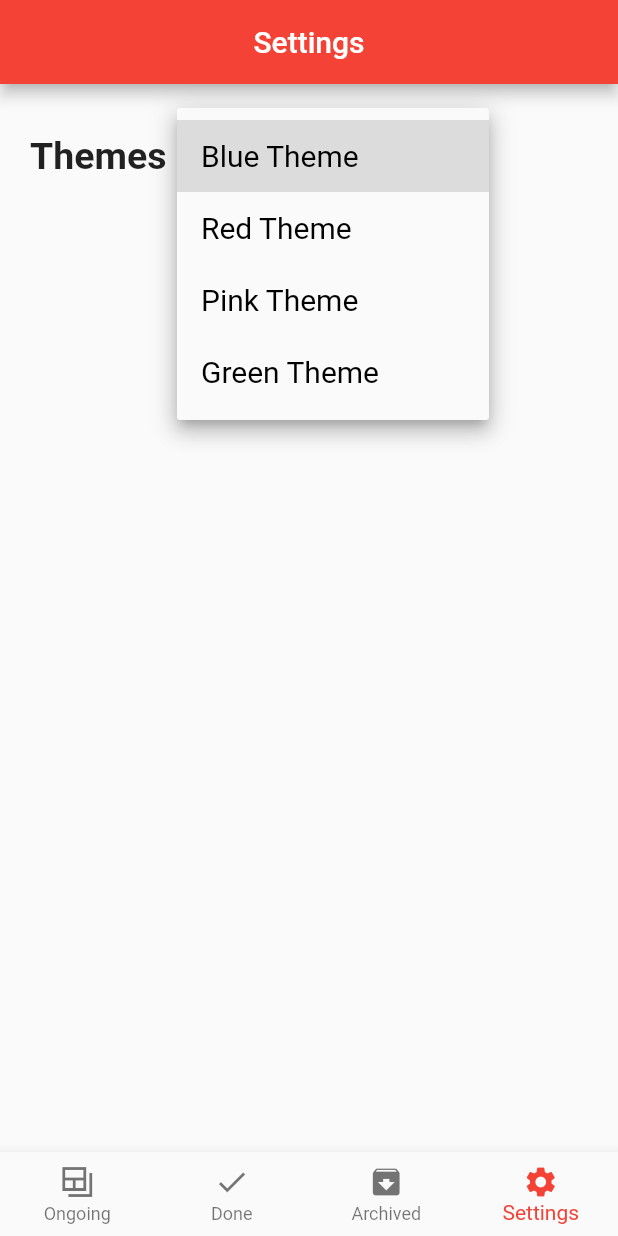
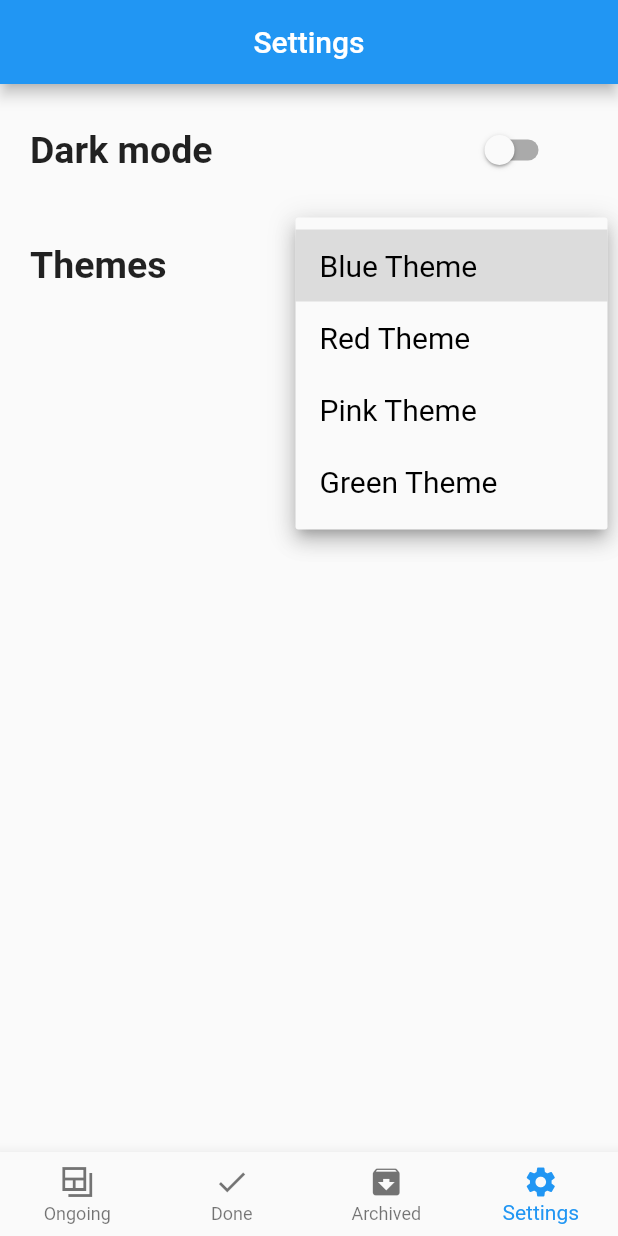
Before and after one commit to Moataz444/Todo_App, a Flutter app: the screen it shows after launch, item 4 of the bottom bar chosen, after a tap on "Blue Theme", on a phone screen of 412 x 824 dp. Run offline on Flutter 3.47's test engine with Material 2 defaults, Android fonts, the phone set to English and light mode, and no system bars; our stand-ins replace get, get_storage.

Commit message:
dropdown button decoration

```diff
--- a/lib/layout/todo_tasks_layout.dart
+++ b/lib/layout/todo_tasks_layout.dart
@@ -1,13 +1,13 @@
 import 'package:flutter/material.dart';
-
+import 'package:get/get.dart';
+import '../controllers/Theme_Controller.dart';
 import '../modules/archived_tasks_screen.dart';
 import '../modules/done_tasks_screen.dart';
 import '../modules/ongoing_tasks_screen.dart';
 import '../modules/settings_screen.dart';
-import '../shared/styles/colors.dart';
 
 class TodoTasks extends StatefulWidget {
-  TodoTasks({Key? key}) : super(key: key);
+  const TodoTasks({Key? key}) : super(key: key);
 
   @override
   State<TodoTasks> createState() => _TodoTasksState();
@@ -29,18 +29,21 @@ class _TodoTasksState extends State<TodoTasks> {
   ];
 
   int indx = 0;
+  // final themeController = Get.put(ThemeController());
 
   @override
   Widget build(BuildContext context) {
-    return Scaffold(
+    return GetBuilder<ThemeController>(
+        // init: ThemeController(),
+        builder: (themeController) => Scaffold(
               appBar: AppBar(
-        backgroundColor: clr,
+                // backgroundColor: clr,
                 centerTitle: true,
                 title: Text(title[indx]),
               ),
               body: screens[indx],
               bottomNavigationBar: BottomNavigationBar(
-        selectedItemColor: clr,
+                // selectedItemColor: clr,
                 type: BottomNavigationBarType.fixed,
                 currentIndex: indx,
                 onTap: (index) {
@@ -67,6 +70,6 @@ class _TodoTasksState extends State<TodoTasks> {
                   ),
                 ],
               ),
-    );
+            ));
   }
 }
--- a/lib/main.dart
+++ b/lib/main.dart
@@ -1,7 +1,12 @@
 import 'package:flutter/material.dart';
+import 'package:get/get.dart';
+import 'package:get_storage/get_storage.dart';
+import 'package:todo_app/controllers/Theme_Controller.dart';
+import 'package:todo_app/shared/styles/colors.dart';
 import 'layout/todo_tasks_layout.dart';
 
-void main() {
+main() async {
+  await GetStorage.init();
   runApp(const MyApp());
 }
 
@@ -11,13 +16,17 @@ class MyApp extends StatelessWidget {
   // This widget is the root of your application.
   @override
   Widget build(BuildContext context) {
-    return MaterialApp(
-      debugShowCheckedModeBanner: false,
-      title: 'Flutter Demo',
-      theme: ThemeData(
-        primarySwatch: Colors.blue,
-      ),
-      home: TodoTasks(),
-    );
+    return GetBuilder<ThemeController>(
+        init: ThemeController(),
+        builder: (val) => GetMaterialApp(
+              debugShowCheckedModeBanner: false,
+              title: 'Flutter Demo',
+              theme: ThemeData(
+                  primarySwatch: clr as MaterialColor,
+                  appBarTheme: AppBarTheme(
+                    color: clr,
+                  )),
+              home: const TodoTasks(),
+            ));
   }
 }
--- a/lib/modules/settings_screen.dart
+++ b/lib/modules/settings_screen.dart
@@ -1,6 +1,7 @@
 import 'package:flutter/material.dart';
+import 'package:get/get.dart';
+import 'package:todo_app/controllers/Theme_Controller.dart';
 import 'package:todo_app/shared/styles/colors.dart';
-
 import '../shared/components/constants.dart';
 
 class SettingsScreen extends StatefulWidget {
@@ -12,21 +13,47 @@ class SettingsScreen extends StatefulWidget {
 
 class _SettingsScreenState extends State<SettingsScreen> {
   void popupButtonSelected(String value) {}
-  Color color = clr;
+  // final themeController = Get.put(ThemeController());
 
   @override
   Widget build(BuildContext context) {
-    return Padding(
+    return GetBuilder<ThemeController>(
+        // init: ThemeController(),
+        builder: (themeController) => Padding(
               padding: const EdgeInsets.all(20.0),
-      child: Row(
+              child: Scaffold(
+                body: Column(
+                  children: [
+                    Row(
+                      children: [
+                        const Text(
+                          'Dark mode',
+                          style: TextStyle(
+                              fontSize: 25, fontWeight: FontWeight.w700),
+                        ),
+                        const Spacer(),
+                        Switch(
+                          value: isDark,
+                          onChanged: (value) {
+                            themeController.changeDarkMode(value);
+                          },
+                          activeColor: clr,
+                        ),
+                        const SizedBox(width: 20),
+                      ],
+                    ),
+                    const SizedBox(
+                      height: 25,
+                    ),
+                    Row(
                       children: [
                         const Text('Themes',
-              style: TextStyle(fontSize: 25, fontWeight: FontWeight.w700)),
-          const SizedBox(
-            width: 12,
-          ),
+                            style: TextStyle(
+                                fontSize: 25, fontWeight: FontWeight.w700)),
+                        const Spacer(),
                         Container(
-            padding: const EdgeInsetsDirectional.only(start: 7, end: 7),
+                          padding: const EdgeInsetsDirectional.only(
+                              start: 7, end: 7),
                           width: 190,
                           decoration: BoxDecoration(
                               borderRadius: BorderRadius.circular(15),
@@ -36,8 +63,8 @@ class _SettingsScreenState extends State<SettingsScreen> {
                               isExpanded: true,
                               iconSize: 35,
                               value: dropdownValue,
-                style: const TextStyle(
-                  color: Colors.black,
+                              style: TextStyle(
+                                color: isDark ? Colors.white : Colors.black,
                                 fontSize: 20,
                               ),
                               items: const [
@@ -58,31 +85,17 @@ class _SettingsScreenState extends State<SettingsScreen> {
                                   child: Text('Green Theme'),
                                 ),
                               ],
-                onChanged: (value) {
-                  switch (value) {
-                    case ('Blue Theme'):
-                      color = blue;
-                      break;
-                    case ('Red Theme'):
-                      color = red;
-                      break;
-                    case ('Pink Theme'):
-                      color = pink;
-                      break;
-                    case ('Green Theme'):
-                      color = green;
-                      break;
-                  }
-                  setState(() {
-                    dropdownValue = value.toString();
-                    clr = color;
-                  });
+                              onChanged: (theme) {
+                                themeController.changeTheme(theme);
                               },
                             ),
                           ),
                         ),
                       ],
                     ),
-    );
+                  ],
+                ),
+              ),
+            ));
   }
 }
--- a/lib/shared/components/constants.dart
+++ b/lib/shared/components/constants.dart
@@ -1 +1,9 @@
-String? dropdownValue = 'Blue Theme';
+import 'package:get_storage/get_storage.dart';
+
+bool isDark = box.read('isDark') ?? false;
+
+String dropdownValue = box.read('dropdownValue') ?? 'Blue Theme';
+
+GetStorage box = GetStorage('MyStorage');
+
+void writeBox(String key, dynamic value) => box.write(key, value);
--- a/lib/shared/styles/colors.dart
+++ b/lib/shared/styles/colors.dart
@@ -1,7 +1,10 @@
 import 'package:flutter/material.dart';
+
+import '../components/constants.dart';
 
 Color green = Colors.green;
 Color red = Colors.red;
 Color blue = Colors.blue;
 Color pink = Colors.pink;
-Color clr = red;
+Color clr = box.read('clr') ?? blue;
+MaterialColor atColor = clr as MaterialColor;
--- a/pubspec.yaml
+++ b/pubspec.yaml
@@ -29,7 +29,10 @@ environment:
 dependencies:
   flutter:
     sdk: flutter
-#  cupertino_icons: ^1.0.2
+  get: ^4.6.5
+  get_storage: ^2.0.3
+
+
 #  sqflite: ^1.3.0
 #  intl: ^0.17.0
 #  conditional_builder: ^1.0.2
```
Also changed, not shown: lib/controllers/Theme_Controller.dart (added, +43 -0 lines), pubspec.lock. Lines whose indentation alone changed are shown as unchanged.
